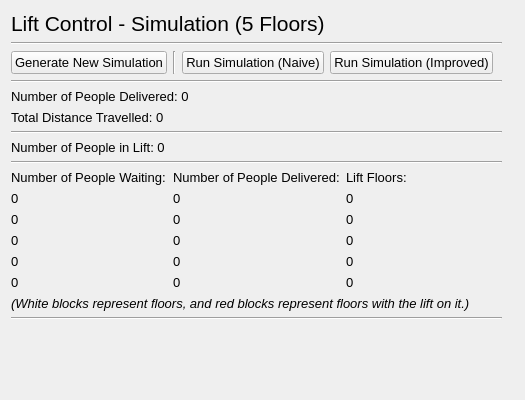
IsaacCheng9/lift-control-simulation, file sim_5_floors.ui: the form before one commit.
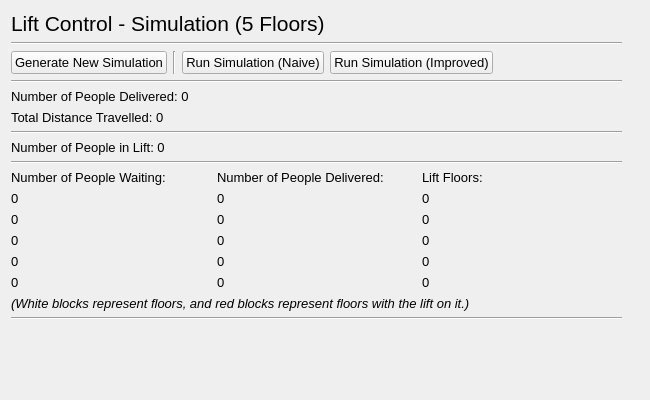
The form after the commit.

What changed in the file:
```diff
--- a/sim_5_floors.ui
+++ b/sim_5_floors.ui
@@ -6,7 +6,7 @@
    <rect>
     <x>0</x>
     <y>0</y>
-    <width>525</width>
+    <width>650</width>
     <height>400</height>
    </rect>
   </property>
@@ -25,8 +25,8 @@
      <rect>
       <x>11</x>
       <y>11</y>
-      <width>491</width>
-      <height>361</height>
+      <width>611</width>
+      <height>418</height>
      </rect>
     </property>
     <layout class="QVBoxLayout" name="vert_layout_lift_control">
@@ -308,7 +308,7 @@
      <item>
       <widget class="QLabel" name="lbl_update">
        <property name="text">
-        <string> </string>
+        <string/>
        </property>
       </widget>
      </item>
```
